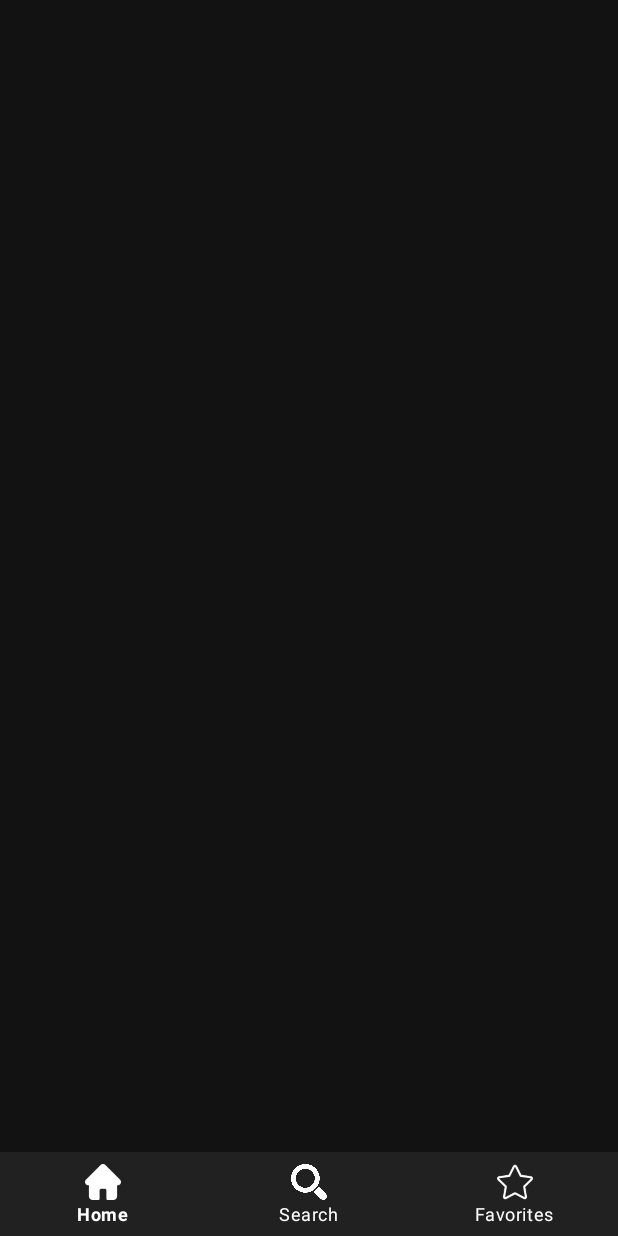
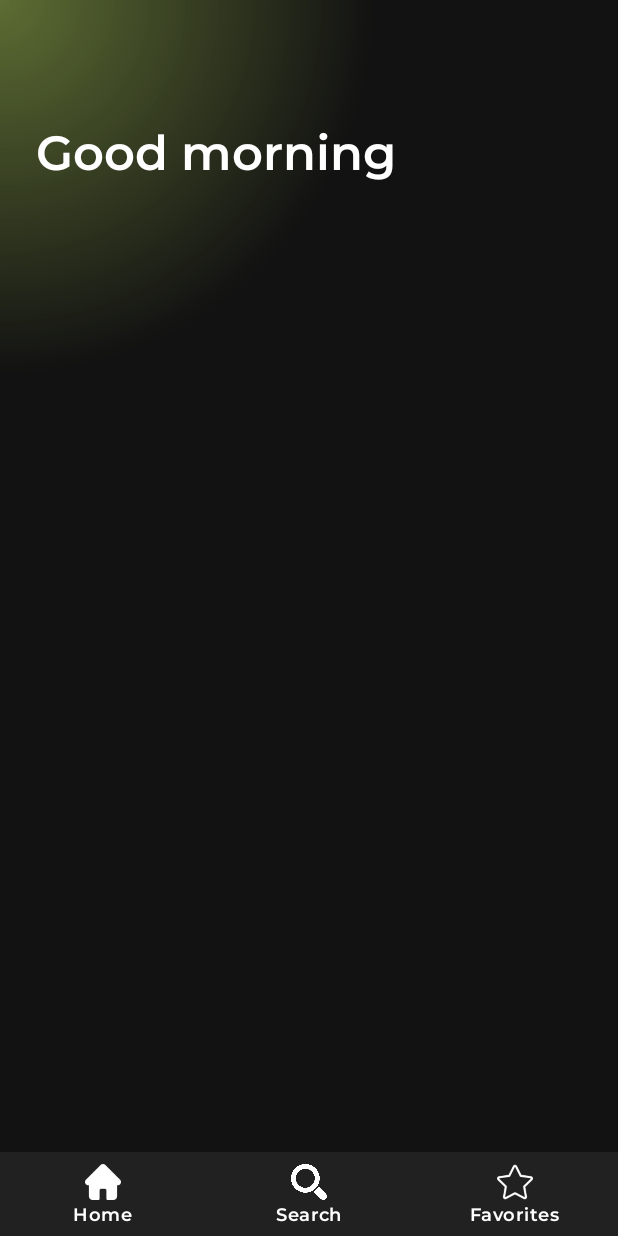
Before and after one commit to MarioMitrevski/movie-app-android, an Android app: the screen it shows after launch (MainActivity), on a phone screen of 412 x 824 dp. Run offline under Robolectric (Android 15) with nearby library versions, the phone set to English and light mode, and no system bars; our stand-ins replace Dagger/Hilt's generated code, navigation-ui.

Commit message:
Added fontFamily & initial home screen UI

```diff
--- a/app/src/main/java/movieapp/app/ui/MainActivity.kt
+++ b/app/src/main/java/movieapp/app/ui/MainActivity.kt
@@ -2,6 +2,7 @@ package movieapp.app.ui
 
 import androidx.appcompat.app.AppCompatActivity
 import android.os.Bundle
+import android.view.WindowManager
 import androidx.navigation.fragment.NavHostFragment
 import androidx.navigation.ui.setupWithNavController
 import dagger.hilt.android.AndroidEntryPoint
@@ -20,6 +21,13 @@ class MainActivity : AppCompatActivity() {
         setContentView(binding.root)
 
         setUpNavigation()
+        setUpFlags()
+    }
+
+    private fun setUpFlags() {
+        window.setFlags(
+            WindowManager.LayoutParams.FLAG_LAYOUT_NO_LIMITS,
+            WindowManager.LayoutParams.FLAG_LAYOUT_NO_LIMITS)
     }
 
     private fun setUpNavigation() {
--- /dev/null
+++ b/app/src/main/res/drawable/home_fragment_gradient_background.xml
@@ -0,0 +1,12 @@
+<?xml version="1.0" encoding="utf-8"?>
+<shape xmlns:android="http://schemas.android.com/apk/res/android" android:shape="rectangle" >
+
+    <gradient
+        android:gradientRadius="250dp"
+        android:endColor="@color/rich_black"
+        android:startColor="#66CDF564"
+        android:centerX="0"
+        android:centerY="0"
+        android:type="radial" />
+
+</shape>
--- a/app/src/main/res/layout/activity_main.xml
+++ b/app/src/main/res/layout/activity_main.xml
@@ -4,7 +4,6 @@
     xmlns:tools="http://schemas.android.com/tools"
     android:layout_width="match_parent"
     android:layout_height="match_parent"
-    android:background="@color/rich_black"
     tools:context=".ui.MainActivity">
 
     <androidx.fragment.app.FragmentContainerView
--- a/app/src/main/res/layout/fragment_home.xml
+++ b/app/src/main/res/layout/fragment_home.xml
@@ -1,8 +1,31 @@
 <?xml version="1.0" encoding="utf-8"?>
 <androidx.constraintlayout.widget.ConstraintLayout xmlns:android="http://schemas.android.com/apk/res/android"
+    xmlns:app="http://schemas.android.com/apk/res-auto"
     xmlns:tools="http://schemas.android.com/tools"
     android:layout_width="match_parent"
     android:layout_height="match_parent"
+    android:background="@color/rich_black"
     tools:context=".HomeFragment">
 
+    <View
+        android:layout_width="match_parent"
+        android:layout_height="wrap_content"
+        android:background="@drawable/home_fragment_gradient_background"
+        app:layout_constraintEnd_toEndOf="parent"
+        app:layout_constraintStart_toStartOf="parent"
+        app:layout_constraintTop_toTopOf="parent" />
+
+    <TextView
+        android:id="@+id/title"
+        android:layout_width="0dp"
+        android:layout_height="wrap_content"
+        android:layout_marginHorizontal="@dimen/fragment_horizontal_margin"
+        android:layout_marginTop="@dimen/fragment_title_margin_top"
+        android:text="Good morning"
+        android:textColor="@color/white"
+        android:textSize="@dimen/fragment_title_text_size"
+        android:textStyle="bold"
+        app:layout_constraintEnd_toEndOf="parent"
+        app:layout_constraintStart_toStartOf="parent"
+        app:layout_constraintTop_toTopOf="parent" />
 </androidx.constraintlayout.widget.ConstraintLayout>
--- /dev/null
+++ b/app/src/main/res/values/dimens.xml
@@ -0,0 +1,7 @@
+<?xml version="1.0" encoding="utf-8"?>
+<resources>
+    <dimen name="movie_list_title_text_size">24sp</dimen>
+    <dimen name="fragment_horizontal_margin">24dp</dimen>
+    <dimen name="fragment_title_margin_top">80dp</dimen>
+    <dimen name="fragment_title_text_size">32sp</dimen>
+</resources>
--- a/app/src/main/res/values/themes.xml
+++ b/app/src/main/res/values/themes.xml
@@ -9,8 +9,9 @@
         <item name="colorSecondary">@color/platinum</item>
         <item name="colorSecondaryVariant">@color/silver</item>
         <item name="colorOnSecondary">@color/rich_black</item>
-        <!-- Status bar color. -->
-        <item name="android:statusBarColor" tools:targetApi="l">?attr/colorOnSecondary</item>
         <!-- Customize your theme here. -->
+
+        <item name="fontFamily">@font/montserrat</item>
+
     </style>
 </resources>
```
Also changed, not shown: app/src/main/res/font/montserrat.ttf (added).
